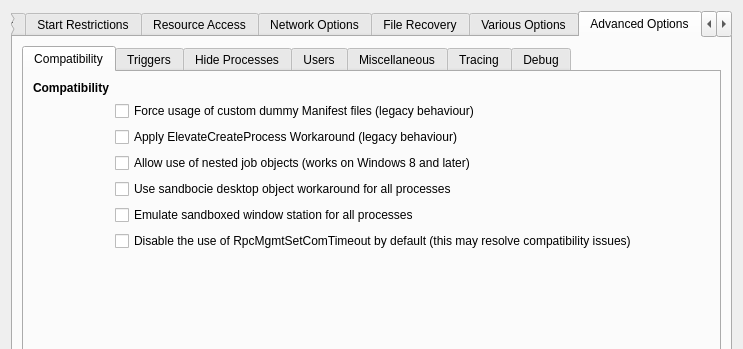
Old version of the form SandboxiePlus/SandMan/Forms/OptionsWindow.ui in the repository sandboxie-plus/Sandboxie; both pictures show x 0 to 743 and y 0 to 349 of the 743 by 530 pixel window.
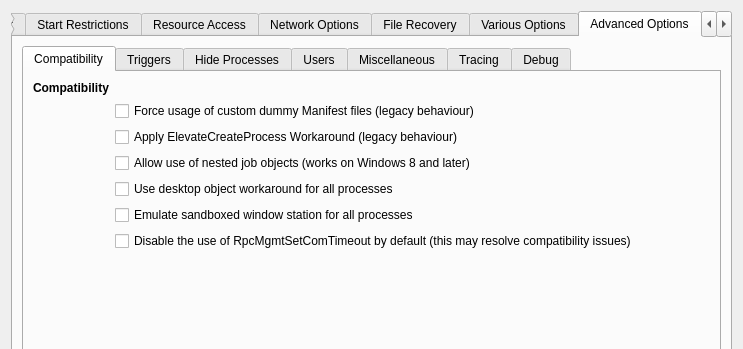
New version of the form. The open tabs and pages were chosen to show the change.

```diff
--- a/SandboxiePlus/SandMan/Forms/OptionsWindow.ui
+++ b/SandboxiePlus/SandMan/Forms/OptionsWindow.ui
@@ -3301,7 +3301,7 @@
                <item row="4" column="1">
                 <widget class="QCheckBox" name="chkUseSbieDeskHack">
                  <property name="text">
-                  <string>Use sandbocie desktop object workaround for all processes</string>
+                  <string>Use desktop object workaround for all processes</string>
                  </property>
                 </widget>
                </item>
```
